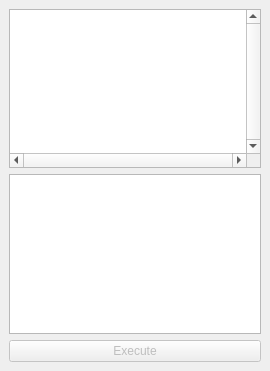
Above: wps_plugin_dockwidget_base.ui from pixalytics-ltd/qgis-wps-plugin before the change. Below: the same form after it.
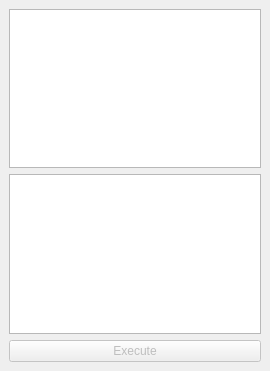
That is the form after the change.

Commit message: expand services on load

```diff
--- a/wps_plugin_dockwidget_base.ui
+++ b/wps_plugin_dockwidget_base.ui
@@ -23,10 +23,10 @@
          <enum>Qt::CustomContextMenu</enum>
         </property>
         <property name="verticalScrollBarPolicy">
-         <enum>Qt::ScrollBarAlwaysOn</enum>
+         <enum>Qt::ScrollBarAsNeeded</enum>
         </property>
         <property name="horizontalScrollBarPolicy">
-         <enum>Qt::ScrollBarAlwaysOn</enum>
+         <enum>Qt::ScrollBarAsNeeded</enum>
         </property>
         <property name="headerHidden">
          <bool>true</bool>
```
The commit also changes 1 other file.
